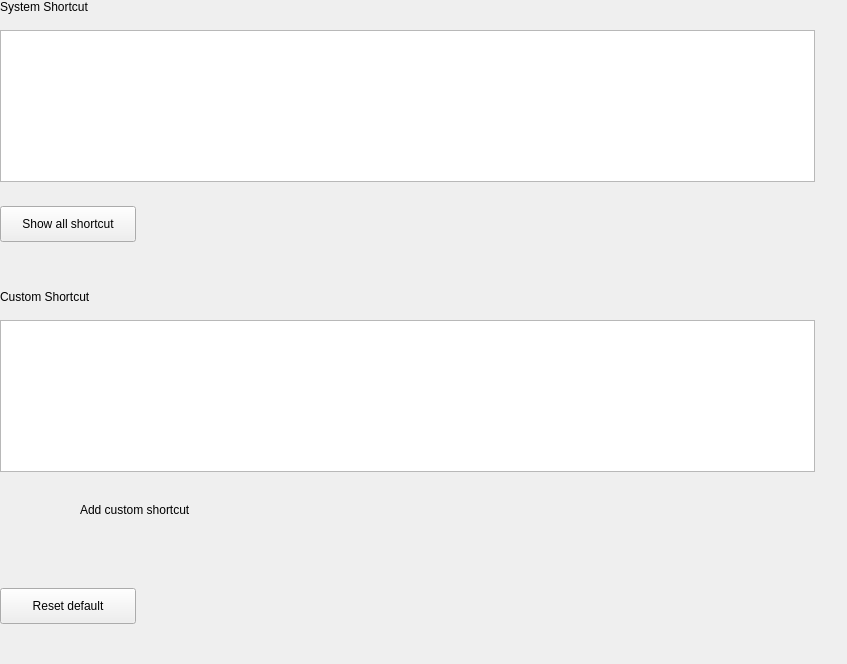
ukui/ukui-control-center, file plugins/devices/shortcut/shortcut.ui: the form before one commit.
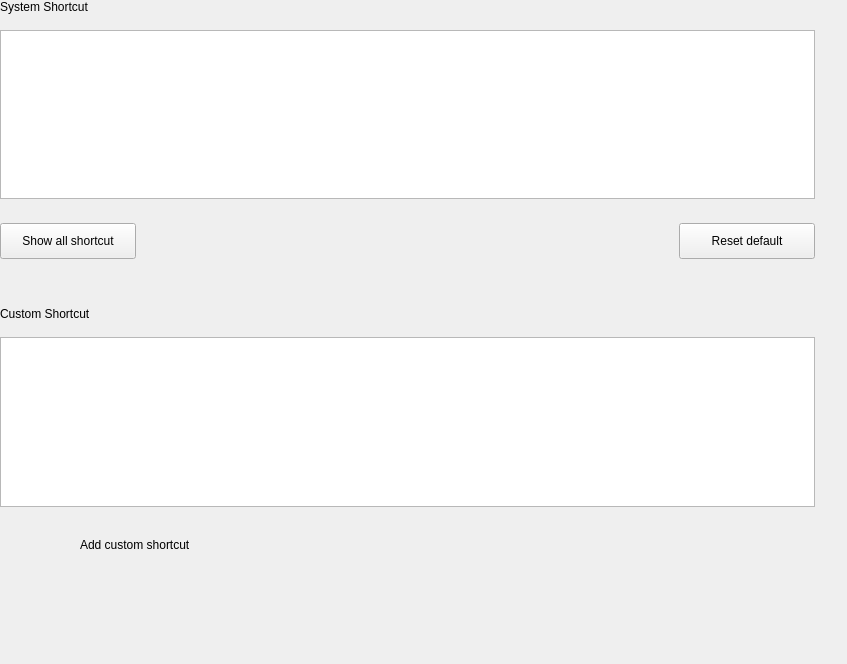
The form after the commit.

Commit message: [hebing]  * add function of show all shortcuts  * add function of reset system shortcuts

Patch:
```diff
--- a/plugins/devices/shortcut/shortcut.ui
+++ b/plugins/devices/shortcut/shortcut.ui
@@ -136,6 +136,25 @@
             </property>
            </spacer>
           </item>
+          <item>
+           <widget class="QPushButton" name="resetBtn">
+            <property name="minimumSize">
+             <size>
+              <width>136</width>
+              <height>36</height>
+             </size>
+            </property>
+            <property name="maximumSize">
+             <size>
+              <width>136</width>
+              <height>36</height>
+             </size>
+            </property>
+            <property name="text">
+             <string>Reset default</string>
+            </property>
+           </widget>
+          </item>
          </layout>
         </item>
         <item>
@@ -293,42 +312,6 @@
           </property>
          </spacer>
         </item>
-        <item>
-         <layout class="QHBoxLayout" name="horizontalLayout_2">
-          <item>
-           <widget class="QPushButton" name="pushButton_2">
-            <property name="minimumSize">
-             <size>
-              <width>136</width>
-              <height>36</height>
-             </size>
-            </property>
-            <property name="maximumSize">
-             <size>
-              <width>136</width>
-              <height>36</height>
-             </size>
-            </property>
-            <property name="text">
-             <string>Reset default</string>
-            </property>
-           </widget>
-          </item>
-          <item>
-           <spacer name="horizontalSpacer_2">
-            <property name="orientation">
-             <enum>Qt::Horizontal</enum>
-            </property>
-            <property name="sizeHint" stdset="0">
-             <size>
-              <width>40</width>
-              <height>20</height>
-             </size>
-            </property>
-           </spacer>
-          </item>
-         </layout>
-        </item>
         <item>
          <spacer name="verticalSpacer_4">
           <property name="orientation">
```
The commit also changes 14 other files.
